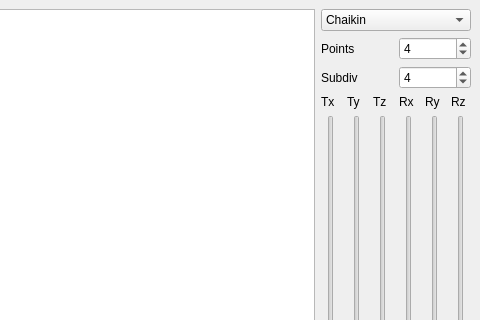
The window that MainWindow.ui (faalbers/CurvePlot) describes before a commit, drawn with Qt 5; both pictures show x 650 to 1130 and y 0 to 320 of the 1130 by 731 pixel window.
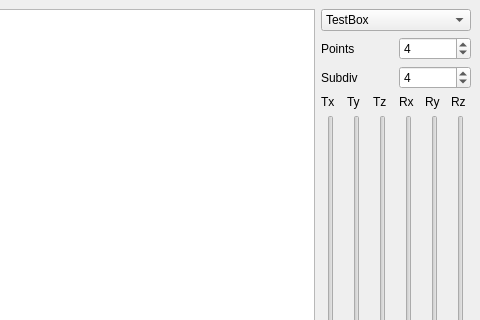
The same window after the commit.

The edit to the form file:
```diff
--- a/MainWindow.ui
+++ b/MainWindow.ui
@@ -38,6 +38,11 @@
       </property>
       <item>
        <widget class="QComboBox" name="curveType">
+        <item>
+         <property name="text">
+          <string>TestBox</string>
+         </property>
+        </item>
         <item>
          <property name="text">
           <string>Chaikin</string>
```
